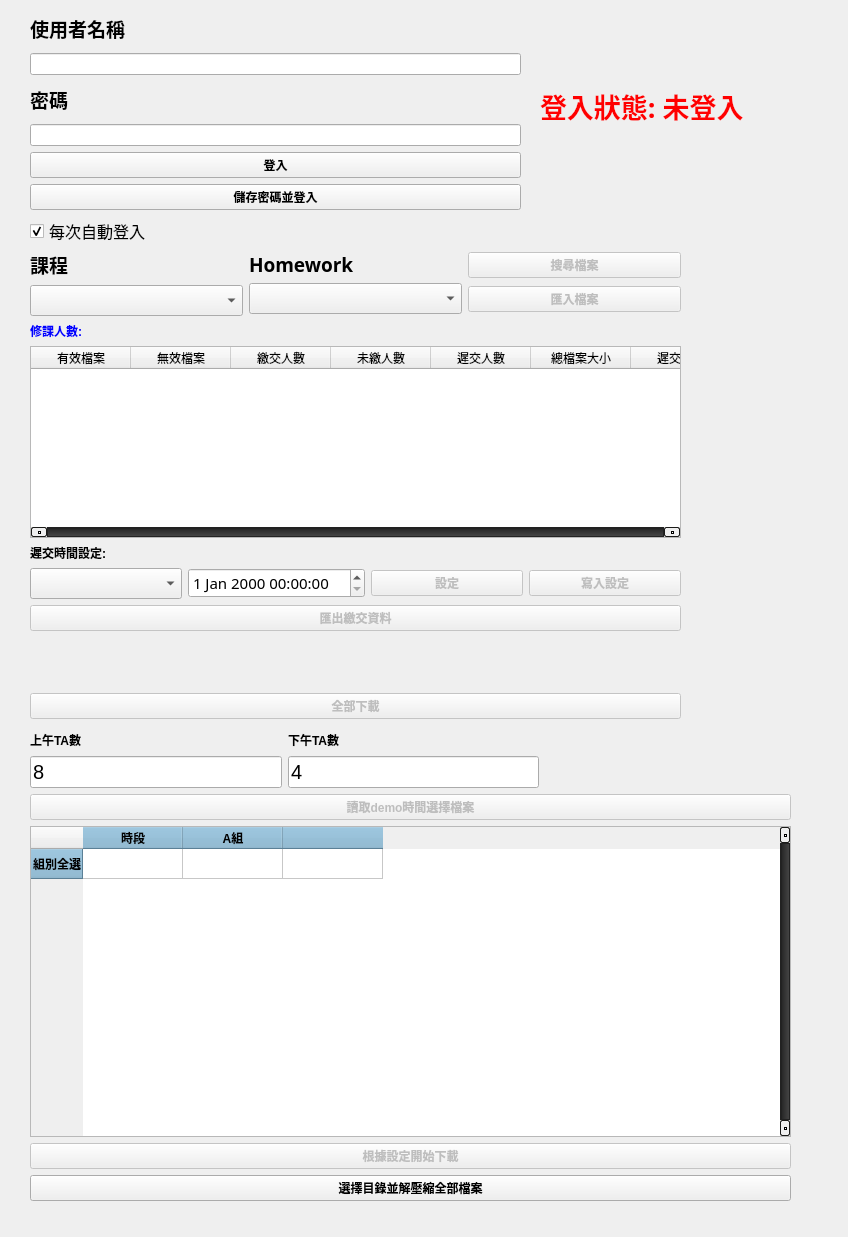
Above: ui.ui from EonianCoda/ncku_RLLab_hw_manager before the change. Below: the same form after it.
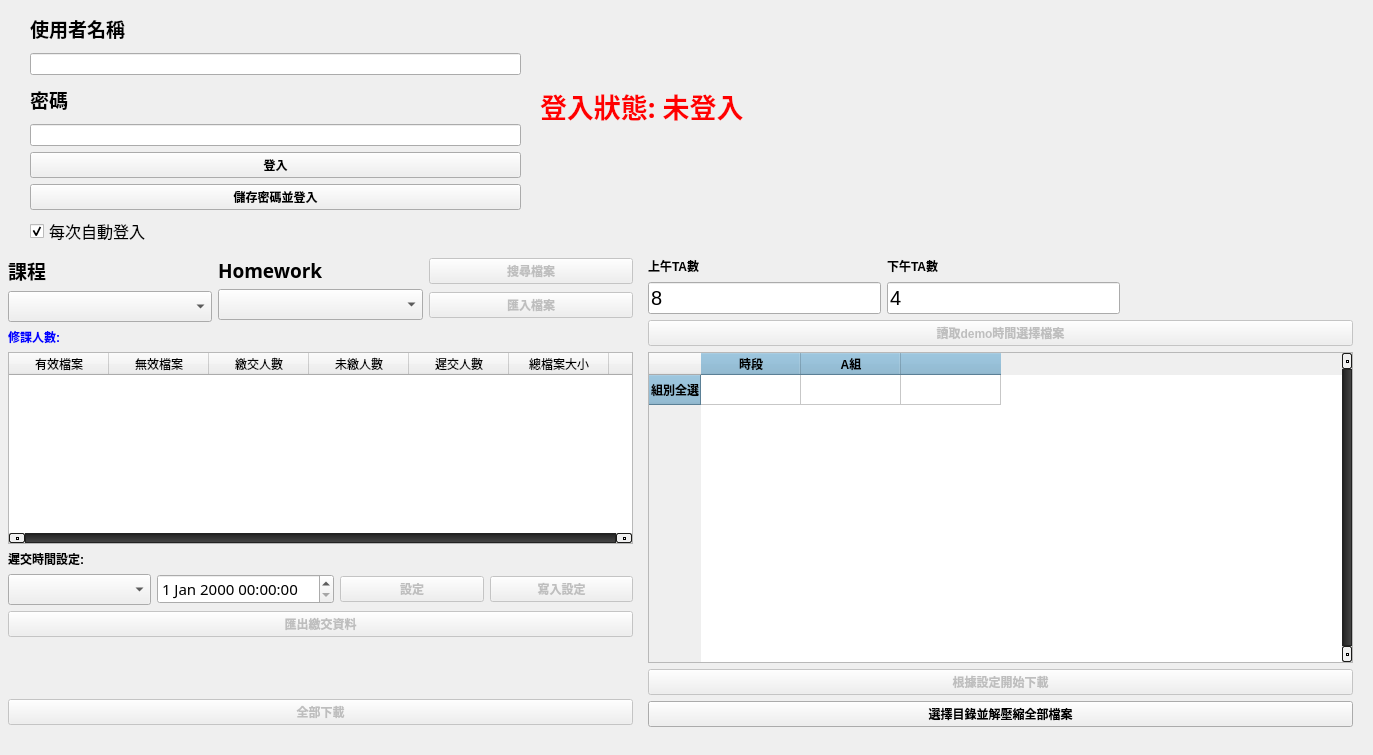
That is the form after the change. Icons and pictures are not drawn.

```diff
--- a/ui.ui
+++ b/ui.ui
@@ -6,8 +6,8 @@
    <rect>
     <x>0</x>
     <y>0</y>
-    <width>848</width>
-    <height>1237</height>
+    <width>1373</width>
+    <height>755</height>
    </rect>
   </property>
   <property name="sizePolicy">
@@ -261,9 +261,9 @@
   <widget class="QWidget" name="verticalLayoutWidget">
    <property name="geometry">
     <rect>
-     <x>30</x>
-     <y>730</y>
-     <width>761</width>
+     <x>648</x>
+     <y>256</y>
+     <width>705</width>
      <height>471</height>
     </rect>
    </property>
@@ -398,9 +398,9 @@
   <widget class="QWidget" name="verticalLayoutWidget_2">
    <property name="geometry">
     <rect>
-     <x>30</x>
-     <y>250</y>
-     <width>651</width>
+     <x>8</x>
+     <y>256</y>
+     <width>625</width>
      <height>469</height>
     </rect>
    </property>
```
